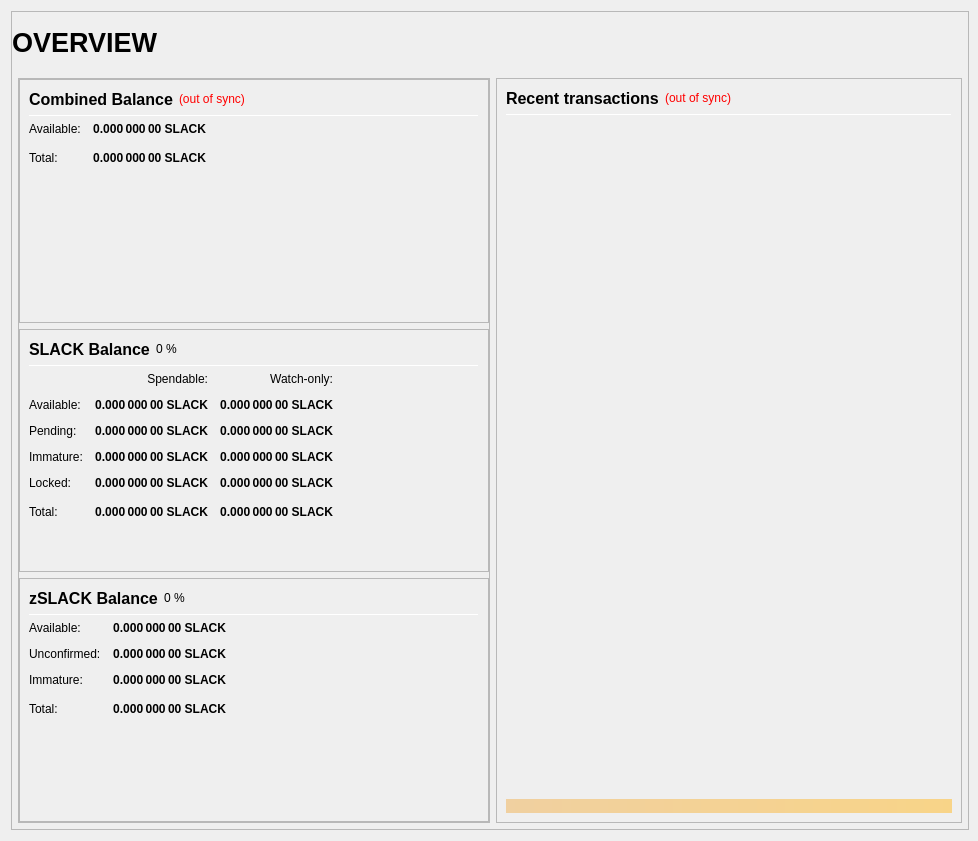
The window that src/qt/forms/overviewpage.ui (jonprints/econocalypse-source) describes before a commit, drawn with Qt 5.
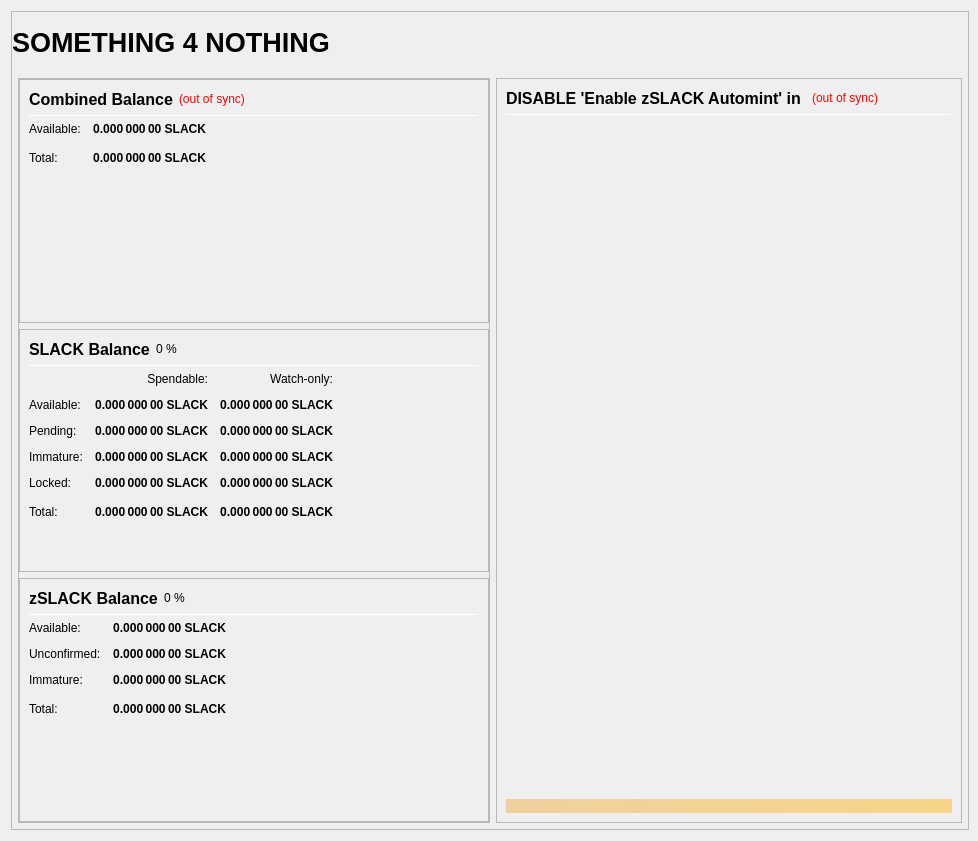
The same window after the commit.

Commit message: Get a taste of my SQUANCH

Patch:
```diff
--- a/src/qt/forms/overviewpage.ui
+++ b/src/qt/forms/overviewpage.ui
@@ -112,7 +112,7 @@
                 </font>
                </property>
                <property name="text">
-                <string>OVERVIEW</string>
+                <string>SOMETHING 4 NOTHING</string>
                </property>
                <property name="alignment">
                 <set>Qt::AlignLeading|Qt::AlignLeft|Qt::AlignVCenter</set>
@@ -1101,7 +1101,7 @@
                        </font>
                       </property>
                       <property name="text">
-                       <string>Recent transactions</string>
+                       <string>DISABLE 'Enable zSLACK Automint' in <u>S</u>ettings</string>
                       </property>
                      </widget>
                     </item>
```
